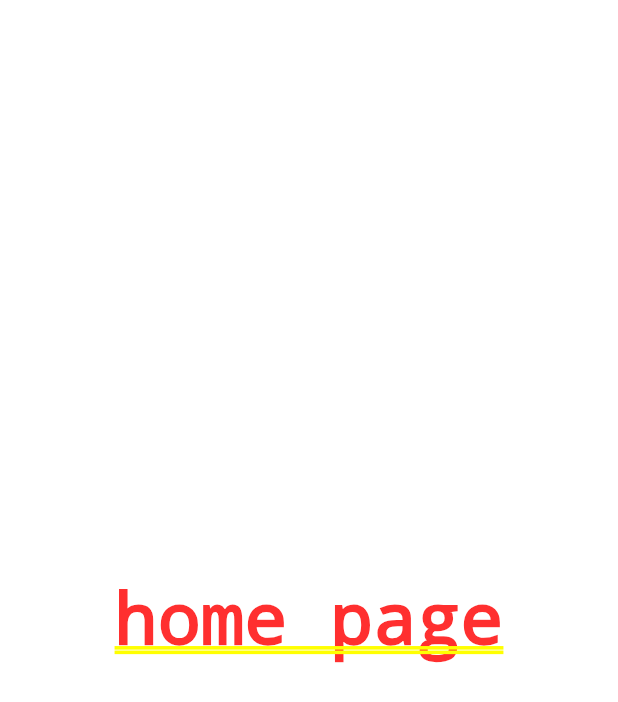
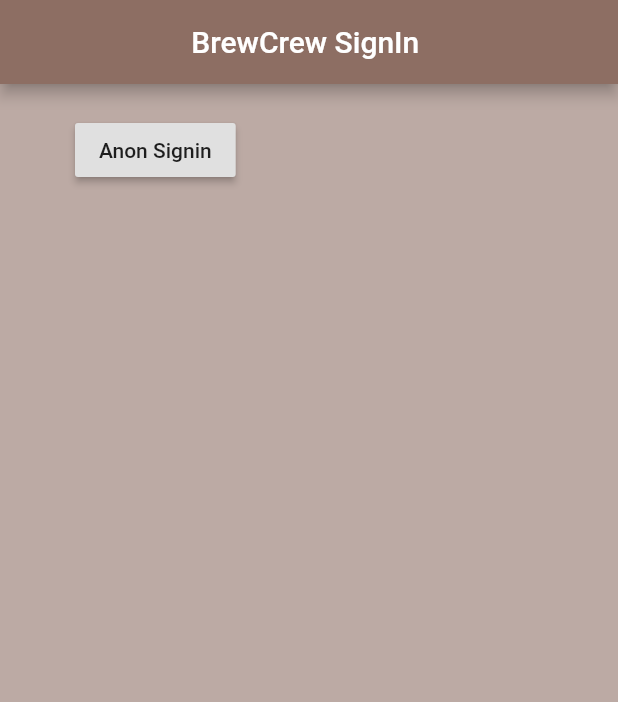
Before and after one commit to muchirajunior/flutter, a Flutter app: the screen it shows after launch, on a phone screen of 412 x 824 dp. Shown: the top 702 px of the screen. Run offline on Flutter 3.47's test engine with Material 2 defaults, Android fonts, the phone set to English and light mode, and no system bars; our stand-ins replace avatar_glow, cached_network_image, carousel_slider, cloud_firestore, firebase_auth, firebase_core and 4 more; missing offline and left inert: highlight_text; accounts and stored records are empty.

```diff
--- a/brewcrew/lib/main.dart
+++ b/brewcrew/lib/main.dart
@@ -1,7 +1,10 @@
 import 'package:flutter/material.dart';
 import 'package:brewcrew/screens/wrapper.dart';
+import "package:firebase_core/firebase_core.dart";
 
-void main() {
+Future main() async{
+  WidgetsFlutterBinding.ensureInitialized();
+  await Firebase.initializeApp();
   runApp(MaterialApp(
     home: Wrapper(),
   ));
--- a/brewcrew/lib/screens/authenticate.dart
+++ b/brewcrew/lib/screens/auth/authenticate.dart
@@ -1,3 +1,4 @@
+import 'package:brewcrew/screens/auth/signin.dart';
 import 'package:flutter/material.dart';
 
 class Authenticate extends StatefulWidget {
@@ -8,8 +9,6 @@ class Authenticate extends StatefulWidget {
 class _AuthenticateState extends State<Authenticate> {
   @override
   Widget build(BuildContext context) {
-    return Center(
-      child:Text("authenticate page"),
-    );
+    return SignIn();
   }
 }
--- /dev/null
+++ b/brewcrew/lib/screens/auth/signin.dart
@@ -0,0 +1,44 @@
+import 'package:flutter/material.dart';
+import 'package:brewcrew/services/auth.dart';
+
+class SignIn extends StatefulWidget {
+  @override
+  _SignInState createState() => _SignInState();
+}
+
+class _SignInState extends State<SignIn> {
+  AuthService auth=new AuthService();
+
+  @override
+  Widget build(BuildContext context) {
+    return Scaffold(
+      backgroundColor: Colors.brown[200],
+
+      appBar: AppBar(
+         backgroundColor:Colors.brown[400],
+         title:Text('BrewCrew SignIn '),
+         centerTitle:true
+      ),
+
+      body: Container(
+        padding: EdgeInsets.symmetric(vertical:20, horizontal:50),
+
+        child: RaisedButton(
+          child: Text('Anon Signin'),
+          onPressed: () async{
+            var result=await auth.signInAnon();
+
+            if (result==null){
+              print('error sign in');
+            }
+            else{
+              print(result.uid);
+            }
+
+          },
+          ),
+      ),
+
+    );
+  }
+}
--- a/brewcrew/lib/screens/wrapper.dart
+++ b/brewcrew/lib/screens/wrapper.dart
@@ -1,10 +1,9 @@
-import 'package:brewcrew/screens/authenticate.dart';
-import 'package:brewcrew/screens/home.dart';
+import 'package:brewcrew/screens/auth/signin.dart';
 import 'package:flutter/material.dart';
 
 class Wrapper extends StatelessWidget {
   @override
   Widget build(BuildContext context) {
-    return Home();
+    return SignIn();
   }
 }
```
Also changed, not shown: brewcrew/lib/models/user.dart (added, +7 -0 lines), brewcrew/lib/services/auth.dart (+7 -3 lines), brewcrew/lib/screens/home/home.dart (renamed from brewcrew/lib/screens/home.dart).
